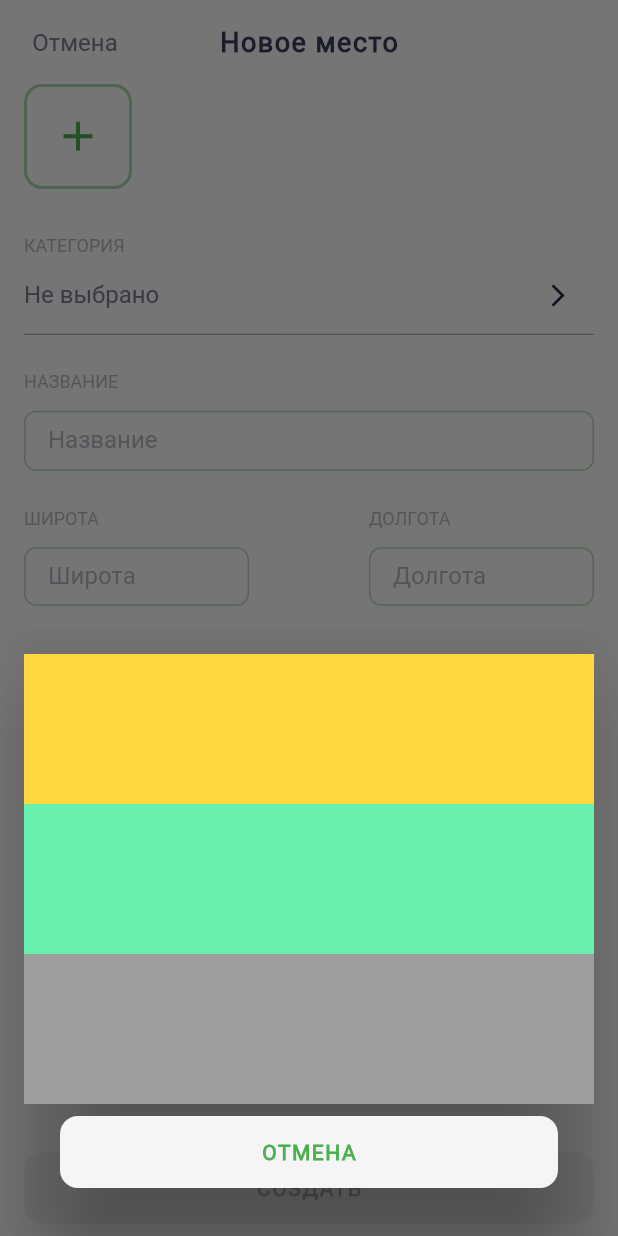
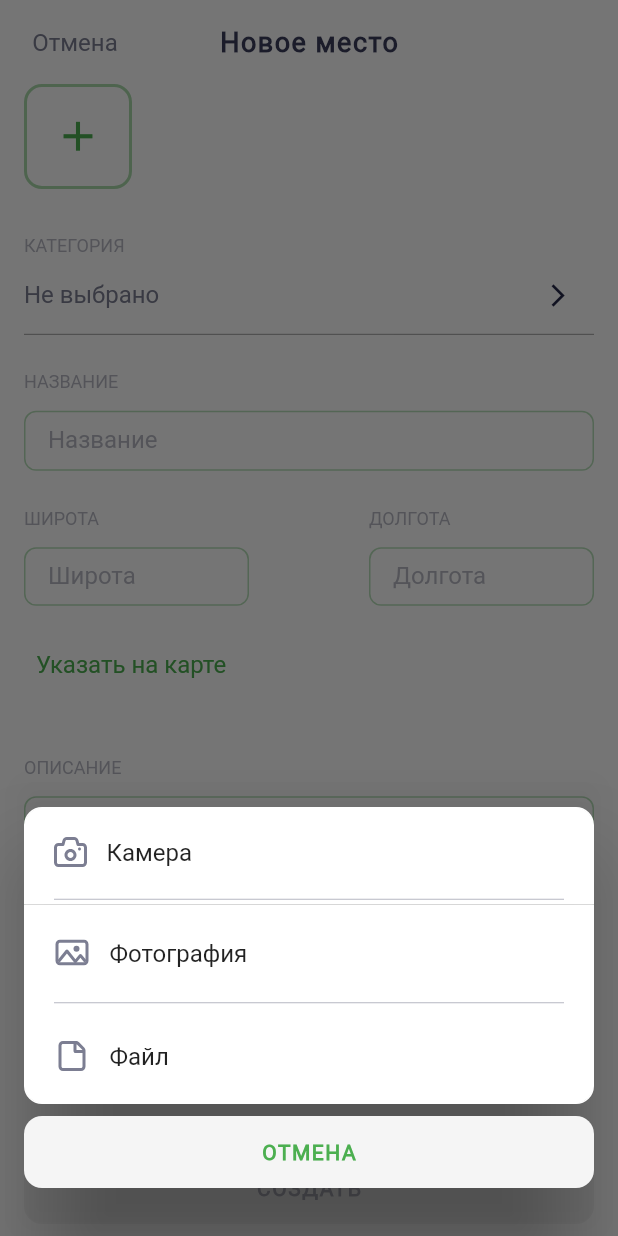
Before and after one commit to michurinn/surf-flutter-course-michurin, a Flutter app: the AddSightScreen screen opened by its route, after a tap on the "add" icon, on a phone screen of 412 x 824 dp. Run offline on Flutter 3.47's test engine with Material 2 defaults, Android fonts, the phone set to English and light mode, and no system bars; our stand-ins replace equatable, flutter_svg; network calls fail.

Commit message:
AddPicture dialog added

```diff
--- a/lib/res/app_assets.dart
+++ b/lib/res/app_assets.dart
@@ -17,4 +17,7 @@ class AppAssets {
   static const splashAvatar = 'assets/icons/onboarding_logo.svg';
   static const cancel = 'assets/icons/cancel.svg';
   static const minimize = 'assets/icons/minimize.svg';
+  static const camera = 'assets/icons/camera.svg';
+  static const picture = 'assets/icons/picture.svg';
+  static const file = 'assets/icons/file.svg';
 }
--- a/lib/res/app_strings.dart
+++ b/lib/res/app_strings.dart
@@ -1,4 +1,6 @@
 // Тексаотвые константы
+import 'package:places/res/app_assets.dart';
+
 class AppStrings {
   static const sight1workTime = "Закрыто до 20:00";
   static const sight2workTime = "Открыто до 1:00";
@@ -64,6 +66,30 @@ class AppStrings {
   static const clearHistore = "Очистить историю";
   static const nothingFinded = "Ничего не найдено";
   static const tryToChangeSearchParams = "Попробуйте изменить параметры поиска";
+
+  static const camera = "Камера";
+  static const picture = "Фотография";
+  static const fromFile = "Файл";
+}
+
+// Выбор способа добавления фото
+enum UploadPictureWay {
+  withCamera(
+    AppStrings.camera,
+    AppAssets.camera,
+  ),
+  withGallery(
+    AppStrings.picture,
+    AppAssets.picture,
+  ),
+  withFileManager(
+    AppStrings.fromFile,
+    AppAssets.file,
+  );
+
+  const UploadPictureWay(this.label, this.icon);
+  final String label;
+  final String icon;
 }
 
 // Возможные категории
--- a/lib/ui/screen/add_sight_screen.dart
+++ b/lib/ui/screen/add_sight_screen.dart
@@ -4,6 +4,7 @@ import 'dart:io';
 
 import 'package:flutter/material.dart';
 import 'package:flutter/services.dart';
+import 'package:flutter_svg/flutter_svg.dart';
 import 'package:places/domain/sight.dart';
 import 'package:places/main.dart';
 import 'package:places/mocks.dart';
@@ -142,69 +143,7 @@ class _AddSightScreenState extends State<AddSightScreen> {
             mainAxisAlignment: MainAxisAlignment.spaceBetween,
             children: [
               _TopImagesList(
-                (() => showDialog(
-                      context: context,
-                      builder: (context) => SimpleDialog(
-                          backgroundColor: Colors.transparent,
-                          insetPadding: const EdgeInsets.only(
-                              left: 16, right: 16, bottom: 8),
-                          alignment: Alignment.bottomCenter,
-                          children: <Widget>[
-                            SimpleDialogOption(
-                              padding: const EdgeInsets.all(0),
-                              child: Container(
-                                color: Colors.amberAccent,
-                                width: MediaQuery.of(context).size.width,
-                                height: 100,
-                              ),
-                            ),
-                            SimpleDialogOption(
-                              padding: const EdgeInsets.all(0),
-                              child: Container(
-                                color: Colors.greenAccent,
-                                width: MediaQuery.of(context).size.width,
-                                height: 100,
-                              ),
-                            ),
-                            SimpleDialogOption(
-                              padding: const EdgeInsets.all(0),
-                              child: Container(
-                                color: Colors.grey,
-                                width: MediaQuery.of(context).size.width,
-                                height: 100,
-                              ),
-                            ),
-                            SimpleDialogOption(
-                              child: OutlinedButton(
-                                onPressed: () {},
-                                style: OutlinedButton.styleFrom(
-                                  side: const BorderSide(
-                                      width: 0.0, color: Colors.transparent),
-                                  shape: const RoundedRectangleBorder(
-                                    borderRadius: BorderRadius.all(
-                                      Radius.circular(12),
-                                    ),
-                                  ),
-                                  backgroundColor:
-                                      themeProvider.appTheme.cardColor,
-                                  minimumSize: const Size(328, 48),
-                                  alignment: Alignment.center,
-                                ),
-                                child: Row(
-                                  mainAxisAlignment: MainAxisAlignment.center,
-                                  children: [
-                                    Text(
-                                      AppStrings.cancel.toUpperCase(),
-                                      style: AppTypography.button.copyWith(
-                                          color: themeProvider
-                                              .appTheme.routeButtonColor),
-                                    )
-                                  ],
-                                ),
-                              ),
-                            ),
-                          ]),
-                    )),
+                (() => _AddPictureShowDialog(context)),
               ),
               Form(
                 key: _keyForm,
@@ -449,6 +388,171 @@ class _AddSightScreenState extends State<AddSightScreen> {
           ),
         ),
       ),
+    );
+  }
+
+  // Диалог для кнопки Добавить фото
+  Future<dynamic> _AddPictureShowDialog(BuildContext context) {
+    return showDialog(
+      context: context,
+      builder: (context) => SimpleDialog(
+          backgroundColor: Colors.transparent,
+          insetPadding: const EdgeInsets.only(left: 16, right: 16, bottom: 8),
+          alignment: Alignment.bottomCenter,
+          children: <Widget>[
+            // Пункт Камера
+            SimpleDialogOption(
+              onPressed: () => print("Add with camers pressed..."), // Mock
+              padding: const EdgeInsets.all(0),
+              child: Container(
+                decoration: BoxDecoration(
+                  color: themeProvider.appTheme.backgroundColor,
+                  border:
+                      Border.all(color: themeProvider.appTheme.backgroundColor),
+                  borderRadius: const BorderRadius.only(
+                    topLeft: Radius.circular(12),
+                    topRight: Radius.circular(12),
+                  ),
+                ),
+                width: MediaQuery.of(context).size.width,
+                child: Padding(
+                  padding: const EdgeInsets.symmetric(horizontal: 19.0),
+                  child: Column(
+                    mainAxisAlignment: MainAxisAlignment.spaceBetween,
+                    children: [
+                      Padding(
+                        padding: const EdgeInsets.symmetric(vertical: 19.0),
+                        child: Row(children: [
+                          SvgPicture.asset(UploadPictureWay.withCamera.icon),
+                          Padding(
+                            padding:
+                                const EdgeInsets.symmetric(horizontal: 13.0),
+                            child: Text(
+                              UploadPictureWay.withCamera.label,
+                              style: AppTypography.formLabel,
+                            ),
+                          )
+                        ]),
+                      ),
+                      const Divider(
+                        height: 5,
+                      ),
+                    ],
+                  ),
+                ),
+              ),
+            ),
+            // Пункт Фотография
+            SimpleDialogOption(
+              onPressed: () => print("Add with gallery pressed..."), // Mock
+              padding: const EdgeInsets.all(0),
+              child: Container(
+                decoration: BoxDecoration(
+                    color: themeProvider.appTheme.backgroundColor,
+                    border: Border.all(
+                        color: themeProvider.appTheme.backgroundColor)),
+                width: MediaQuery.of(context).size.width,
+                child: Padding(
+                  padding: const EdgeInsets.symmetric(horizontal: 19.0),
+                  child: Column(
+                    children: [
+                      Padding(
+                        padding: const EdgeInsets.symmetric(vertical: 19.0),
+                        child: Row(children: [
+                          SvgPicture.asset(UploadPictureWay.withGallery.icon),
+                          Padding(
+                            padding:
+                                const EdgeInsets.symmetric(horizontal: 13.0),
+                            child: Text(
+                              UploadPictureWay.withGallery.label,
+                              style: AppTypography.formLabel,
+                            ),
+                          )
+                        ]),
+                      ),
+                      const Divider(
+                        height: 5,
+                      )
+                    ],
+                  ),
+                ),
+              ),
+            ),
+            // Пункт Файл
+            SimpleDialogOption(
+              onPressed: () => print("Add with FileManager pressed..."), // Mock
+              padding: const EdgeInsets.all(0),
+              child: Container(
+                decoration: BoxDecoration(
+                  color: themeProvider.appTheme.backgroundColor,
+                  border:
+                      Border.all(color: themeProvider.appTheme.backgroundColor),
+                  borderRadius: const BorderRadius.only(
+                    bottomLeft: Radius.circular(12),
+                    bottomRight: Radius.circular(12),
+                  ),
+                ),
+                width: MediaQuery.of(context).size.width,
+                child: Padding(
+                  padding: const EdgeInsets.symmetric(horizontal: 19.0),
+                  child: Column(
+                    children: [
+                      Padding(
+                        padding: const EdgeInsets.symmetric(vertical: 19.0),
+                        child: Row(children: [
+                          SvgPicture.asset(
+                              UploadPictureWay.withFileManager.icon),
+                          Padding(
+                            padding:
+                                const EdgeInsets.symmetric(horizontal: 13.0),
+                            child: Text(
+                              UploadPictureWay.withFileManager.label,
+                              style: AppTypography.formLabel,
+                            ),
+                          )
+                        ]),
+                      ),
+                    ],
+                  ),
+                ),
+              ),
+            ),
+            // Кнопка Отмена
+            SimpleDialogOption(
+              padding: const EdgeInsets.symmetric(vertical: 8),
+              child: SizedBox(
+                width: MediaQuery.of(context).size.width,
+                child: OutlinedButton(
+                  onPressed: () {
+                    Navigator.of(context).pop();
+                  },
+                  style: OutlinedButton.styleFrom(
+                      side: const BorderSide(
+                          width: 0.0, color: Colors.transparent),
+                      shape: const RoundedRectangleBorder(
+                        borderRadius: BorderRadius.all(
+                          Radius.circular(12),
+                        ),
+                      ),
+                      backgroundColor: themeProvider.appTheme.cardColor,
+                      minimumSize: const Size.fromHeight(48),
+                      alignment: Alignment.center,
+                      fixedSize:
+                          Size.fromWidth(MediaQuery.of(context).size.width)),
+                  child: Row(
+                    mainAxisAlignment: MainAxisAlignment.center,
+                    children: [
+                      Text(
+                        AppStrings.cancel.toUpperCase(),
+                        style: AppTypography.button.copyWith(
+                            color: themeProvider.appTheme.routeButtonColor),
+                      )
+                    ],
+                  ),
+                ),
+              ),
+            ),
+          ]),
     );
   }
 
```
Also changed, not shown: assets/icons/camera.svg (added), assets/icons/file.svg (added), assets/icons/picture.svg (added).
